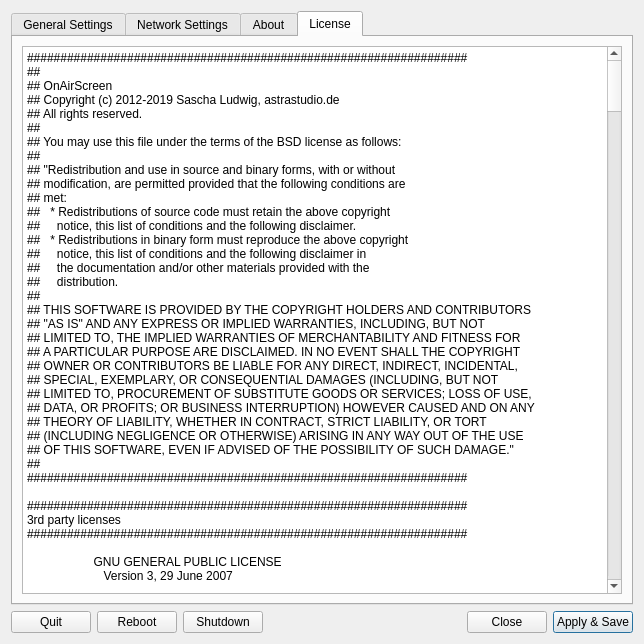
The window that settings.ui (saschaludwig/OnAirScreen) describes before a commit, drawn with Qt 5.
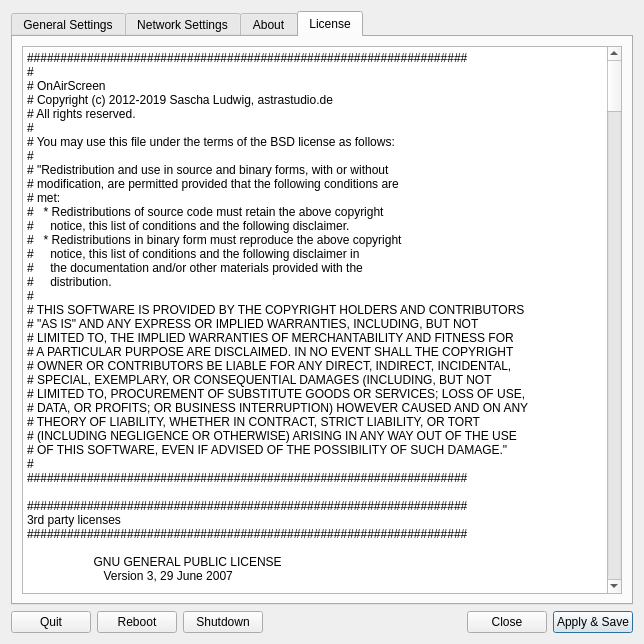
The same window after the commit. The open tabs and pages were chosen to show the change. Icons and pictures are not drawn.

Commit message: removed extra # from license screen

The edit to the form file:
```diff
--- a/settings.ui
+++ b/settings.ui
@@ -1655,35 +1655,35 @@
         <widget class="QPlainTextEdit" name="plainTextEdit">
          <property name="plainText">
           <string>##################################################################
-##
-## OnAirScreen
-## Copyright (c) 2012-2019 Sascha Ludwig, astrastudio.de
-## All rights reserved.
-##
-## You may use this file under the terms of the BSD license as follows:
-##
-## &quot;Redistribution and use in source and binary forms, with or without
-## modification, are permitted provided that the following conditions are
-## met:
-##   * Redistributions of source code must retain the above copyright
-##     notice, this list of conditions and the following disclaimer.
-##   * Redistributions in binary form must reproduce the above copyright
-##     notice, this list of conditions and the following disclaimer in
-##     the documentation and/or other materials provided with the
-##     distribution.
-##
-## THIS SOFTWARE IS PROVIDED BY THE COPYRIGHT HOLDERS AND CONTRIBUTORS
-## &quot;AS IS&quot; AND ANY EXPRESS OR IMPLIED WARRANTIES, INCLUDING, BUT NOT
-## LIMITED TO, THE IMPLIED WARRANTIES OF MERCHANTABILITY AND FITNESS FOR
-## A PARTICULAR PURPOSE ARE DISCLAIMED. IN NO EVENT SHALL THE COPYRIGHT
-## OWNER OR CONTRIBUTORS BE LIABLE FOR ANY DIRECT, INDIRECT, INCIDENTAL,
-## SPECIAL, EXEMPLARY, OR CONSEQUENTIAL DAMAGES (INCLUDING, BUT NOT
-## LIMITED TO, PROCUREMENT OF SUBSTITUTE GOODS OR SERVICES; LOSS OF USE,
-## DATA, OR PROFITS; OR BUSINESS INTERRUPTION) HOWEVER CAUSED AND ON ANY
-## THEORY OF LIABILITY, WHETHER IN CONTRACT, STRICT LIABILITY, OR TORT
-## (INCLUDING NEGLIGENCE OR OTHERWISE) ARISING IN ANY WAY OUT OF THE USE
-## OF THIS SOFTWARE, EVEN IF ADVISED OF THE POSSIBILITY OF SUCH DAMAGE.&quot;
-##
+#
+# OnAirScreen
+# Copyright (c) 2012-2019 Sascha Ludwig, astrastudio.de
+# All rights reserved.
+#
+# You may use this file under the terms of the BSD license as follows:
+#
+# &quot;Redistribution and use in source and binary forms, with or without
+# modification, are permitted provided that the following conditions are
+# met:
+#   * Redistributions of source code must retain the above copyright
+#     notice, this list of conditions and the following disclaimer.
+#   * Redistributions in binary form must reproduce the above copyright
+#     notice, this list of conditions and the following disclaimer in
+#     the documentation and/or other materials provided with the
+#     distribution.
+#
+# THIS SOFTWARE IS PROVIDED BY THE COPYRIGHT HOLDERS AND CONTRIBUTORS
+# &quot;AS IS&quot; AND ANY EXPRESS OR IMPLIED WARRANTIES, INCLUDING, BUT NOT
+# LIMITED TO, THE IMPLIED WARRANTIES OF MERCHANTABILITY AND FITNESS FOR
+# A PARTICULAR PURPOSE ARE DISCLAIMED. IN NO EVENT SHALL THE COPYRIGHT
+# OWNER OR CONTRIBUTORS BE LIABLE FOR ANY DIRECT, INDIRECT, INCIDENTAL,
+# SPECIAL, EXEMPLARY, OR CONSEQUENTIAL DAMAGES (INCLUDING, BUT NOT
+# LIMITED TO, PROCUREMENT OF SUBSTITUTE GOODS OR SERVICES; LOSS OF USE,
+# DATA, OR PROFITS; OR BUSINESS INTERRUPTION) HOWEVER CAUSED AND ON ANY
+# THEORY OF LIABILITY, WHETHER IN CONTRACT, STRICT LIABILITY, OR TORT
+# (INCLUDING NEGLIGENCE OR OTHERWISE) ARISING IN ANY WAY OUT OF THE USE
+# OF THIS SOFTWARE, EVEN IF ADVISED OF THE POSSIBILITY OF SUCH DAMAGE.&quot;
+#
 ##################################################################
 
 ##################################################################
```
The commit also changes 1 other file.
